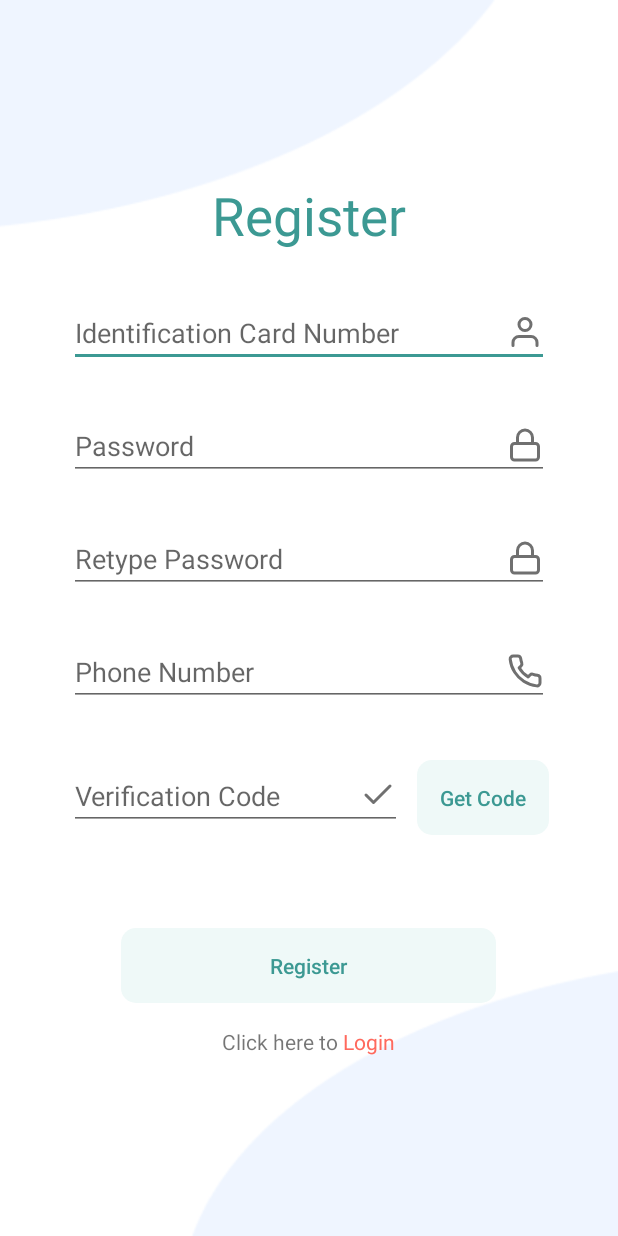
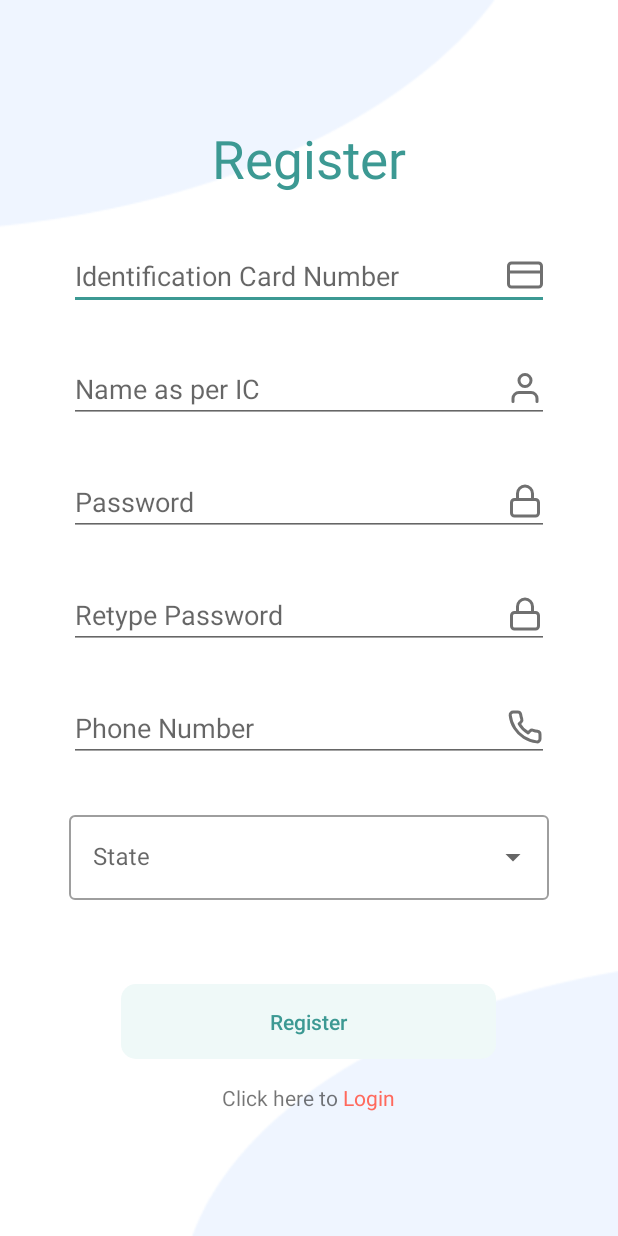
Before and after one commit to DanWlker/MyCTrace, an Android app: the Register screen opened directly, with no data from a screen before it, on a phone screen of 412 x 824 dp. Run offline under Robolectric (Android 15) with nearby library versions, the phone set to English and light mode, and no system bars; our stand-ins replace Firebase (no records; nobody signed in at launch, a user with empty details on screens opened directly); network calls fail.

Commit message:
Multiple changes
- Fixed redirect after logout to Login page instead of main activity due to crashing bug
- Removed get verification code button
- Added Username and State to be recorded when registering for account

```diff
--- a/app/src/main/java/com/example/myctrace/ui/icverification/ICVerification.java
+++ b/app/src/main/java/com/example/myctrace/ui/icverification/ICVerification.java
@@ -189,6 +189,8 @@ public class ICVerification extends AppCompatActivity {
         Map<String, Object> userData = new HashMap<String, Object>();
         userData.put("phone", input.get("phoneNumber"));
         userData.put("icNumber", input.get("identificationNumber"));
+        userData.put("uname", input.get("uname"));
+        userData.put("currState", input.get("currState"));
 
         FirebaseDatabase.getInstance().getReference("user")
                 .child(FirebaseAuth.getInstance().getCurrentUser().getUid())
--- a/app/src/main/java/com/example/myctrace/ui/profile/ProfileFragment.java
+++ b/app/src/main/java/com/example/myctrace/ui/profile/ProfileFragment.java
@@ -102,7 +102,7 @@ public class ProfileFragment extends Fragment {
             @Override
             public void onClick(View view) {
                 FirebaseAuth.getInstance().signOut();
-                Intent intent = new Intent(getContext(), MainActivity.class);
+                Intent intent = new Intent(getContext(), Login.class);
                 startActivity(intent);
                 getActivity().finish();
             }
--- a/app/src/main/java/com/example/myctrace/ui/register/Register.java
+++ b/app/src/main/java/com/example/myctrace/ui/register/Register.java
@@ -14,6 +14,8 @@ import android.util.Log;
 import android.view.MotionEvent;
 import android.view.View;
 import android.view.WindowInsets;
+import android.widget.ArrayAdapter;
+import android.widget.AutoCompleteTextView;
 import android.widget.Button;
 import android.widget.EditText;
 import android.widget.TextView;
@@ -50,7 +52,8 @@ public class Register extends AppCompatActivity {
     EditText editTextPassword;
     EditText editTextRetypePassword;
     EditText editTextPhoneNumber;
-    EditText editTextVerificationCode;
+    EditText editTextUserName;
+    AutoCompleteTextView editTextFilledExposedDropdown;
 
     private static final int UI_ANIMATION_DELAY = 300;
     private final Handler mHideHandler = new Handler();
@@ -102,7 +105,18 @@ public class Register extends AppCompatActivity {
         editTextPassword = findViewById(R.id.editTextPassword);
         editTextRetypePassword = findViewById(R.id.editTextRetypePassword);
         editTextPhoneNumber = findViewById(R.id.editTextPhoneNumber);
-        editTextVerificationCode = findViewById(R.id.editTextVerificationCode);
+        editTextUserName = findViewById(R.id.editTextUserName);
+
+        String[] type = new String[] {"Johor", "Kedah", "Kelantan", "Kuala Lumpur", "Labuan", "Melaka", "Negeri Sembilan", "Pahang", "Penang", "Perak", "Perlis", "Putrajaya", "Sabah", "Sarawak", "Selangor", "Terengganu", "Others"};
+        ArrayAdapter<String> adapter =
+                new ArrayAdapter<>(
+                        this,
+                        R.layout.state_dropdown_menu_popup,
+                        type);
+
+        editTextFilledExposedDropdown =
+                findViewById(R.id.edTxtState);
+        editTextFilledExposedDropdown.setAdapter(adapter);
 
     }
 
@@ -136,7 +150,8 @@ public class Register extends AppCompatActivity {
         input.put("password", editTextPassword.getText().toString().trim());
         input.put("retypePassword", editTextRetypePassword.getText().toString().trim());
         input.put("phoneNumber", editTextPhoneNumber.getText().toString().trim());
-        input.put("verificationCode", editTextVerificationCode.getText().toString().trim());
+        input.put("uname",editTextUserName.getText().toString().trim());
+        input.put("currState", editTextFilledExposedDropdown.getText().toString().trim());
 
         if(!checkFields(input)) {
             return;
--- /dev/null
+++ b/app/src/main/res/drawable/ic_credit_card.xml
@@ -0,0 +1,20 @@
+<vector xmlns:android="http://schemas.android.com/apk/res/android"
+    android:width="24dp"
+    android:height="24dp"
+    android:viewportWidth="24"
+    android:viewportHeight="24">
+  <path
+      android:pathData="M3,4L21,4A2,2 0,0 1,23 6L23,18A2,2 0,0 1,21 20L3,20A2,2 0,0 1,1 18L1,6A2,2 0,0 1,3 4z"
+      android:strokeLineJoin="round"
+      android:strokeWidth="2"
+      android:fillColor="#00000000"
+      android:strokeColor="@color/grey_one"
+      android:strokeLineCap="round"/>
+  <path
+      android:pathData="M1,10L23,10"
+      android:strokeLineJoin="round"
+      android:strokeWidth="2"
+      android:fillColor="#00000000"
+      android:strokeColor="@color/grey_one"
+      android:strokeLineCap="round"/>
+</vector>
--- a/app/src/main/res/layout/activity_register.xml
+++ b/app/src/main/res/layout/activity_register.xml
@@ -32,7 +32,20 @@
             android:ems="10"
             android:hint="Identification Card Number"
             android:inputType="text"
-            android:drawableEnd="@drawable/ic_user"/>
+            android:drawableEnd="@drawable/ic_credit_card"/>
+
+        <Space
+            android:layout_width="0dp"
+            android:layout_height="30dp" />
+
+        <EditText
+            android:id="@+id/editTextUserName"
+            android:layout_width="match_parent"
+            android:layout_height="wrap_content"
+            android:drawableEnd="@drawable/ic_user"
+            android:ems="10"
+            android:hint="Name as per IC"
+            android:inputType="text" />
 
         <Space
             android:layout_width="0dp"
@@ -77,31 +90,17 @@
             android:layout_width="0dp"
             android:layout_height="30dp"/>
 
-        <LinearLayout
+        <com.google.android.material.textfield.TextInputLayout
+            style="@style/Widget.MaterialComponents.TextInputLayout.OutlinedBox.ExposedDropdownMenu"
             android:layout_width="match_parent"
             android:layout_height="wrap_content"
-            android:orientation="horizontal">
+            android:hint="State">
+            <AutoCompleteTextView
+                android:id="@+id/edTxtState"
+                android:layout_height="wrap_content"
+                android:layout_width="match_parent"/>
 
-            <EditText
-                android:id="@+id/editTextVerificationCode"
-                android:layout_width="match_parent"
-                android:layout_height="wrap_content"
-                android:ems="10"
-                android:hint="Verification Code"
-                android:inputType="text"
-                android:layout_weight="1"
-                android:drawableEnd="@drawable/ic_check"
-                />
-
-            <com.google.android.material.button.MaterialButton
-                android:layout_width="wrap_content"
-                android:layout_height="wrap_content"
-                android:text="Get Code"
-                android:layout_weight="0"
-                android:layout_marginLeft="10dp"
-                style="@style/GreenMaterialButton"/>
-
-        </LinearLayout>
+        </com.google.android.material.textfield.TextInputLayout>
 
         <Space
             android:layout_width="0dp"
--- /dev/null
+++ b/app/src/main/res/layout/state_dropdown_menu_popup.xml
@@ -0,0 +1,8 @@
+<?xml version="1.0" encoding="utf-8"?>
+<TextView xmlns:android="http://schemas.android.com/apk/res/android"
+    android:layout_width="match_parent"
+    android:layout_height="wrap_content"
+    android:padding="16dp"
+    android:ellipsize="end"
+    android:maxLines="1"
+    android:textAppearance="?attr/textAppearanceSubtitle1"/>
```
